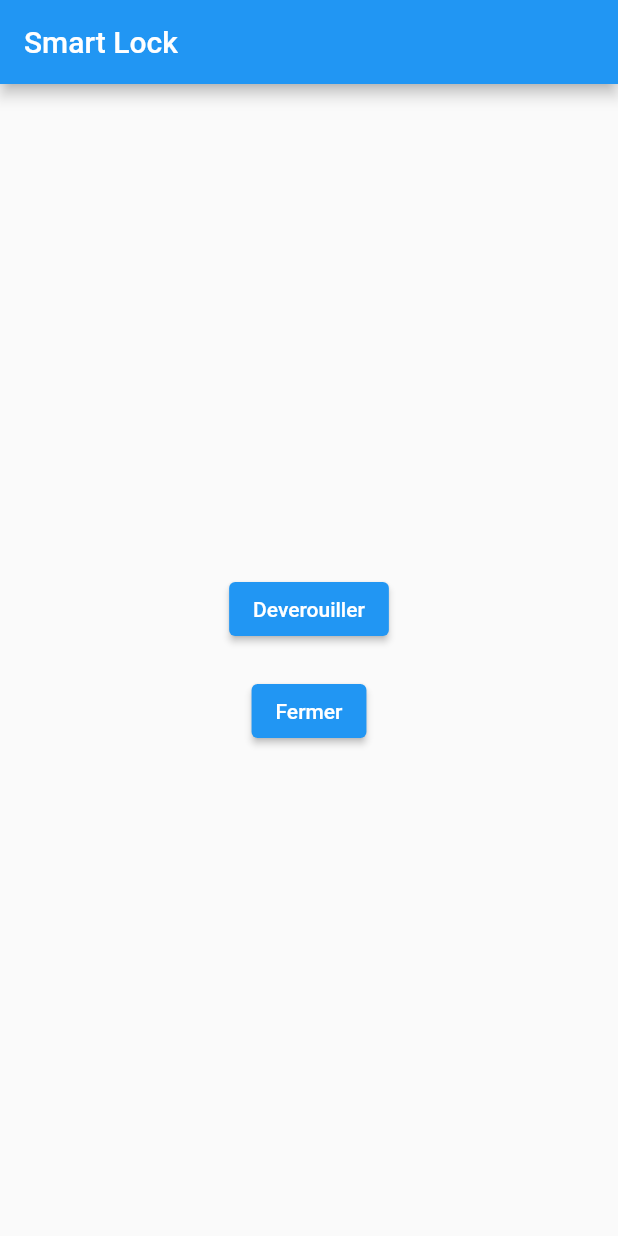
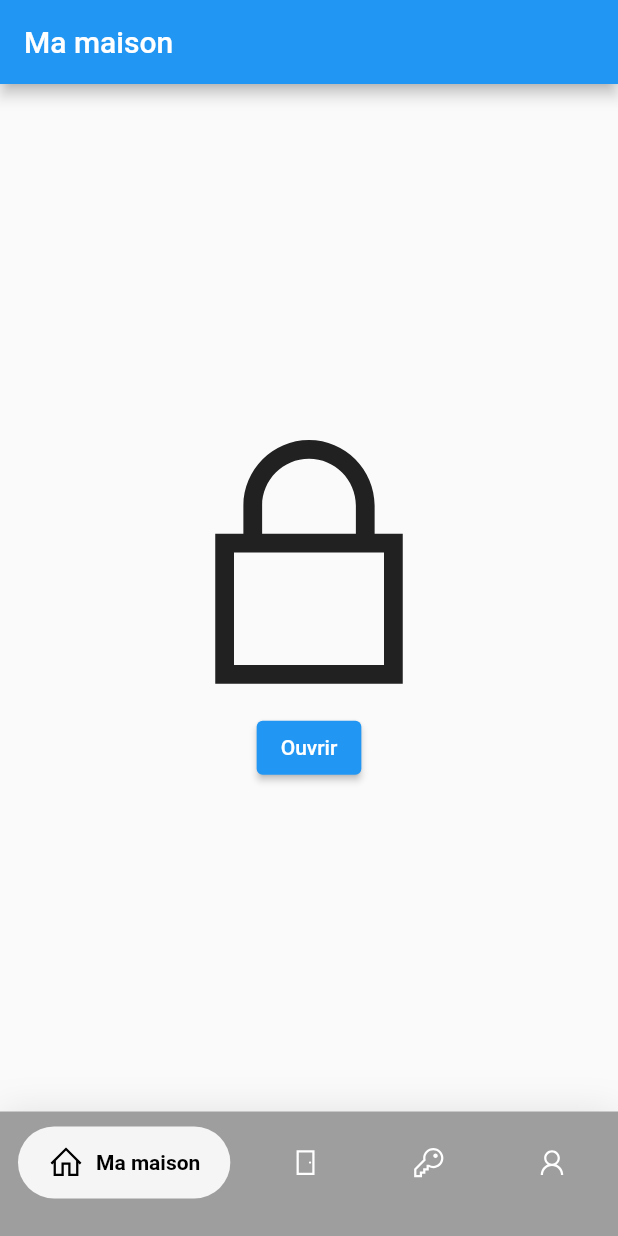
Before and after one commit to TheoGamiz/Smart-Lock, a Flutter app: the screen it shows after launch, on a phone screen of 412 x 824 dp. Run offline on Flutter 3.47's test engine with Material 2 defaults, Android fonts, the light colour scheme and no system bars; drawn by our look-alikes of google_nav_bar; our stand-ins replace cloud_firestore, firebase_core, line_icons; accounts and stored records are empty.

Commit message:
deploy et navbar

```diff
--- /dev/null
+++ b/lib/home/home.dart
@@ -0,0 +1,92 @@
+import 'package:cloud_firestore/cloud_firestore.dart';
+import 'package:flutter/material.dart';
+import 'package:flutter/src/widgets/framework.dart';
+import 'package:flutter/src/widgets/placeholder.dart';
+import 'package:line_icons/line_icons.dart';
+
+class Home extends StatefulWidget {
+  const Home({super.key});
+
+  @override
+  State<Home> createState() => _HomeState();
+}
+
+var isOpen = false;
+
+Future<void> _openLock() async {
+  //final CollectionReference usersCollection = FirebaseFirestore.instance.collection('users');
+
+/*
+  final CollectionReference lockCollection =
+      FirebaseFirestore.instance.collection('lock');
+  try {
+    await lockCollection.doc("XhCV3TOYYNEt8aR3jmzj").update({"lock": true});
+    print("Ouvert");
+  } catch (error) {
+    print("Failed to ouvrir: $error");
+  }*/
+}
+
+Future<void> _closeLock() async {
+  //final CollectionReference usersCollection = FirebaseFirestore.instance.collection('users');
+
+  /*
+  final CollectionReference lockCollection =
+      FirebaseFirestore.instance.collection('lock');
+  try {
+    await lockCollection.doc("XhCV3TOYYNEt8aR3jmzj").update({"lock": false});
+    print("Ferme");
+  } catch (error) {
+    print("Failed to ferme: $error");
+  }*/
+}
+
+class _HomeState extends State<Home> {
+  IconData lockIcon = LineIcons.lock;
+  var buttonText = "Ouvrir";
+  @override
+  Widget build(BuildContext context) {
+    return Scaffold(
+      appBar: AppBar(
+        title: const Text("Ma maison"),
+      ),
+      body: Center(
+        child: Column(
+          mainAxisAlignment: MainAxisAlignment.center,
+          children: <Widget>[
+            SizedBox(
+              width: 200,
+              height: 200,
+              child: Icon(
+                lockIcon,
+                size: 200,
+              ),
+            ),
+            ElevatedButton(
+              onPressed: () {
+                if (isOpen) {
+                  _openLock();
+                  setState(() {
+                    isOpen = false;
+                    lockIcon = LineIcons.lock;
+                    buttonText = "Ouvrir";
+                  });
+                } else {
+                  _closeLock();
+                  setState(() {
+                    isOpen = true;
+                    lockIcon = LineIcons.lockOpen;
+                    buttonText = "Fermer";
+                  });
+                }
+
+                _closeLock();
+              },
+              child: Text(buttonText),
+            ),
+          ],
+        ),
+      ),
+    );
+  }
+}
--- a/lib/main.dart
+++ b/lib/main.dart
@@ -1,6 +1,8 @@
 import 'package:cloud_firestore/cloud_firestore.dart';
 import 'package:firebase_core/firebase_core.dart';
 import 'package:flutter/material.dart';
+import 'package:flutter_smartlock/home/home.dart';
+import 'package:flutter_smartlock/navbar/navbar.dart';
 
 void main() async {
   WidgetsFlutterBinding.ensureInitialized();
@@ -22,86 +24,12 @@ class MyApp extends StatelessWidget {
   @override
   Widget build(BuildContext context) {
     return MaterialApp(
-      title: 'Flutter Demo',
+      title: 'SmartLock',
       theme: ThemeData(
 
         primarySwatch: Colors.blue,
       ),
-      home: const MyHomePage(title: 'Smart Lock'),
+      home:  NavBar(),
     );
   }
 }
-
-class MyHomePage extends StatefulWidget {
-  const MyHomePage({super.key, required this.title});
-
-
-  final String title;
-
-  @override
-  State<MyHomePage> createState() => _MyHomePageState();
-}
-
-class _MyHomePageState extends State<MyHomePage> {
-  int _counter = 0;
-
-  void _incrementCounter() {
-    setState(() {
-
-      _counter++;
-    });
-  }
-
-  Future<void> _openLock() async {
-    //final CollectionReference usersCollection = FirebaseFirestore.instance.collection('users');
-    final CollectionReference lockCollection = FirebaseFirestore.instance.collection('lock');
-    try {
-      await lockCollection.doc("XhCV3TOYYNEt8aR3jmzj").update({"lock": true});
-      print("Ouvert");
-    } catch (error) {
-      print("Failed to ouvrir: $error");
-    }
-  }
-
-  Future<void> _closeLock() async {
-    //final CollectionReference usersCollection = FirebaseFirestore.instance.collection('users');
-    final CollectionReference lockCollection =
-        FirebaseFirestore.instance.collection('lock');
-    try {
-      await lockCollection.doc("XhCV3TOYYNEt8aR3jmzj").update({"lock": false});
-      print("Ferme");
-    } catch (error) {
-      print("Failed to ferme: $error");
-    }
-  }
-
-  @override
-  Widget build(BuildContext context) {
-
-    return Scaffold(
-      appBar: AppBar(
-
-        title: Text(widget.title),
-      ),
-      body: Center(
-
-        child: Column(
-
-          mainAxisAlignment: MainAxisAlignment.center,
-          children: <Widget>[
-            ElevatedButton(onPressed: _openLock, child: Text(
-              "Deverouiller"
-            ),
-            ),
-            SizedBox(height: 20,),
-            ElevatedButton(onPressed: _closeLock, child: Text(
-              "Fermer"
-            ),
-            )
-          ],
-        ),
-      ),
-     // This trailing comma makes auto-formatting nicer for build methods.
-    );
-  }
-}
--- /dev/null
+++ b/lib/navbar/navbar.dart
@@ -0,0 +1,93 @@
+import 'package:flutter/material.dart';
+import 'package:flutter/src/widgets/framework.dart';
+import 'package:flutter/src/widgets/placeholder.dart';
+import 'package:flutter_smartlock/acces/acces.dart';
+import 'package:flutter_smartlock/home/home.dart';
+import 'package:google_nav_bar/google_nav_bar.dart';
+import 'package:line_icons/line_icons.dart';
+
+
+class NavBar extends StatefulWidget {
+  @override
+  _NavBarState createState() => _NavBarState();
+}
+
+class _NavBarState extends State<NavBar> {
+  int _selectedIndex = 0;
+  static const TextStyle optionStyle =
+      TextStyle(fontSize: 30, fontWeight: FontWeight.w600);
+  static const List<Widget> _widgetOptions = <Widget>[
+    Home(),
+    Acces(),
+    Text(
+      'Search',
+      style: optionStyle,
+    ),
+    Text(
+      'Profile',
+      style: optionStyle,
+    ),
+  ];
+
+  @override
+  Widget build(BuildContext context) {
+    return Scaffold(
+      backgroundColor: Colors.white,
+
+      body: Center(
+        child: _widgetOptions.elementAt(_selectedIndex),
+      ),
+      bottomNavigationBar: Container(
+        decoration: BoxDecoration(
+          color: Colors.grey,
+          boxShadow: [
+            BoxShadow(
+              blurRadius: 20,
+              color: Colors.black.withOpacity(.1),
+            )
+          ],
+        ),
+        child: SafeArea(
+          child: Padding(
+            padding: const EdgeInsets.fromLTRB(12, 10, 12, 25),
+            child: GNav(
+              rippleColor: Colors.grey[300]!,
+              hoverColor: Colors.white,
+              gap: 8,
+              activeColor: Colors.black,
+              iconSize: 24,
+              padding: const EdgeInsets.symmetric(horizontal: 20, vertical: 12),
+              duration: const Duration(milliseconds: 400),
+              tabBackgroundColor: Colors.grey[100]!,
+              color: Colors.white,
+              tabs: const [
+                GButton(
+                  icon: LineIcons.home,
+                  text: 'Ma maison',
+                ),
+                GButton(
+                  icon: LineIcons.doorClosed,
+                  text: 'Mes Acces',
+                ),
+                GButton(
+                  icon: LineIcons.key,
+                  text: 'Mes amis',
+                ),
+                GButton(
+                  icon: LineIcons.user,
+                  text: 'Profile',
+                ),
+              ],
+              selectedIndex: _selectedIndex,
+              onTabChange: (index) {
+                setState(() {
+                  _selectedIndex = index;
+                });
+              },
+            ),
+          ),
+        ),
+      ),
+    );
+  }
+}
--- a/pubspec.yaml
+++ b/pubspec.yaml
@@ -37,6 +37,9 @@ dependencies:
   cupertino_icons: ^1.0.2
   firebase_core: ^2.14.0
   cloud_firestore: ^4.8.2
+  flutter_login: ^4.1.1
+  google_nav_bar: ^5.0.6
+  line_icons: ^2.0.1
 
 dev_dependencies:
   flutter_test:
```
Also changed, not shown: lib/acces/acces.dart (added, +19 -0 lines), lib/amis/friends.dart (added, +19 -0 lines), lib/login/login.dart (added), pubspec.lock, 15 other files.
